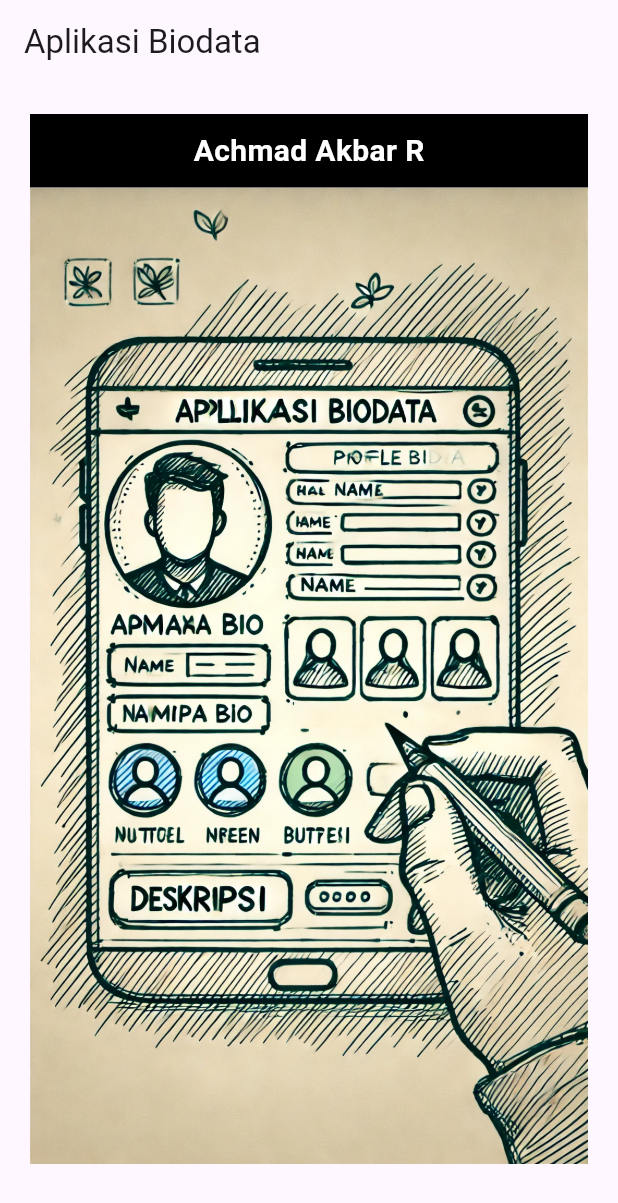
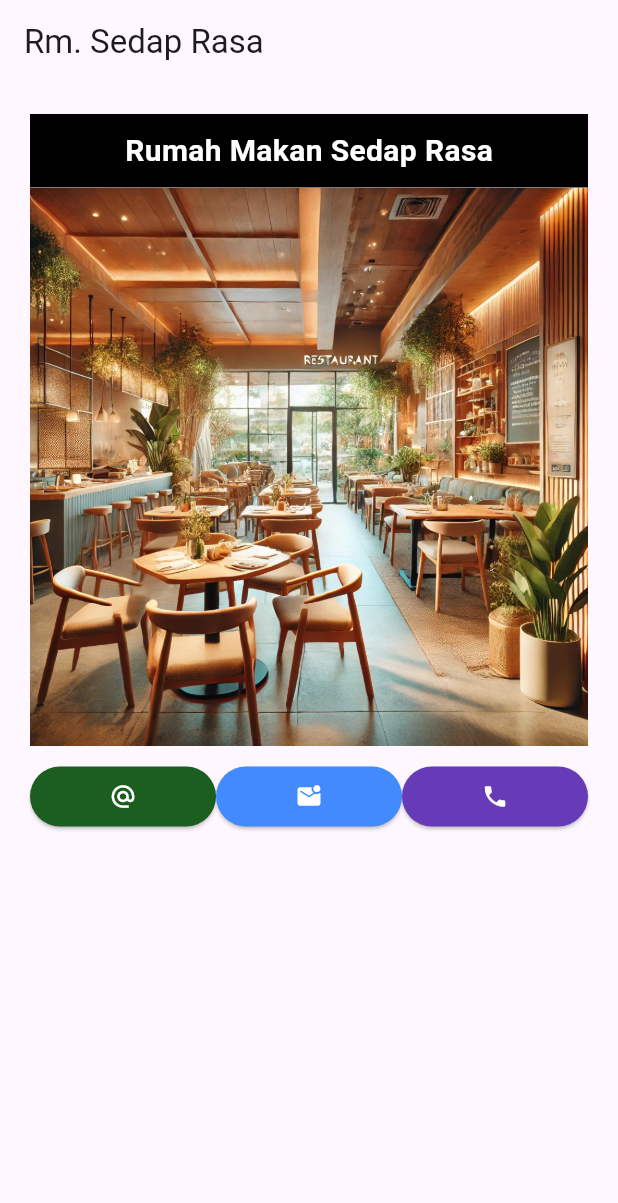
Before and after one commit to AchmadAkbarR/AplikasiBiodata, a Flutter app: the screen it shows after launch, on a phone screen of 412 x 824 dp. Shown: the top 1203 px of the screen. Run offline on Flutter 3.47's test engine with Material 3 defaults, Android fonts, the phone set to English and light mode, and no system bars.

Commit message:
lanjutan 16:33

```diff
--- a/lib/main.dart
+++ b/lib/main.dart
@@ -9,10 +9,10 @@ class MainApp extends StatelessWidget {
     final biodata = <String, String>{};
 
     MainApp({super.key}){
-      biodata['name'] = 'Achmad Akbar R';
+      biodata['name'] = 'Rumah Makan Sedap Rasa';
       biodata['email'] = 'akbar@gmail.com';
       biodata['phone'] = '00822281982';
-      biodata['image'] = 'gambar.jpg';
+      biodata['image'] = 'resto.jpg';
       biodata['hobby'] = 'gaming';
       biodata['addr'] = 'pustim 11';
       biodata['desc'] = '''lorem ipsum lorem ipsum lorem ipsum lorem ipsum ''';
@@ -22,9 +22,9 @@ class MainApp extends StatelessWidget {
   @override
   Widget build(BuildContext context) {
     return MaterialApp(
-      title: "Aplikasi Biodata",
+      title: "Rm. Sedap Rasa",
       home: Scaffold(
-        appBar: AppBar(title: const Text("Aplikasi Biodata")),
+        appBar: AppBar(title: const Text("Rm. Sedap Rasa")),
         body: SingleChildScrollView(
           padding: EdgeInsets.all(20),
           child: Column(
@@ -44,9 +44,32 @@ class MainApp extends StatelessWidget {
                   ),
                 ),
                 Image(image: AssetImage('assets/${biodata["image"] ?? ''}')),
+                SizedBox(height: 10),
+                Row(children: [
+                  btnContact(Icons.alternate_email, Colors.green[900]),
+                  btnContact(Icons.mark_email_unread_rounded, Colors.blueAccent),
+                  btnContact(Icons.phone, Colors.deepPurple),
+
+                ],
+                ),
+                SizedBox(height: 10),
             ]),
         ),
       ),
     );
   }
+
+  Expanded btnContact(IconData icon, var color) {
+    return Expanded(
+                  child: ElevatedButton(onPressed: (){},
+                   child: Icon(icon),
+                   style: ElevatedButton.styleFrom(
+                    backgroundColor: color,
+                    foregroundColor: Colors.white,
+                    textStyle: TextStyle(
+                      fontWeight: FontWeight.bold, color: Colors.white),
+                   )
+                   ),
+                );
+  }
 }
```
Also changed, not shown: assets/resto.jpg (added).
